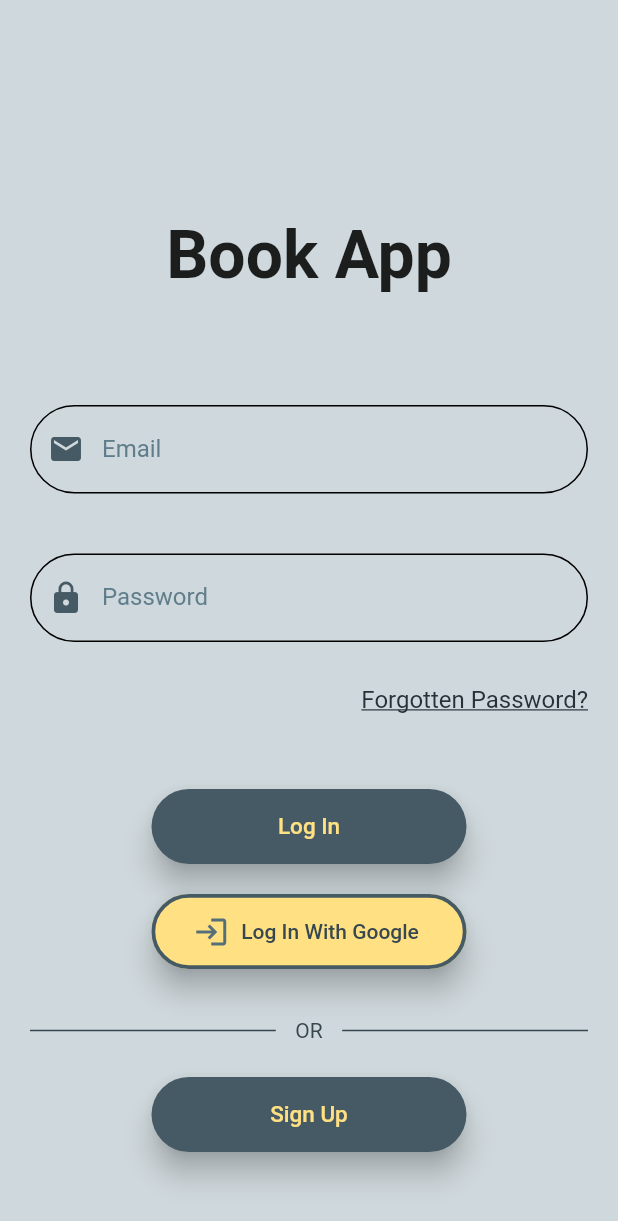
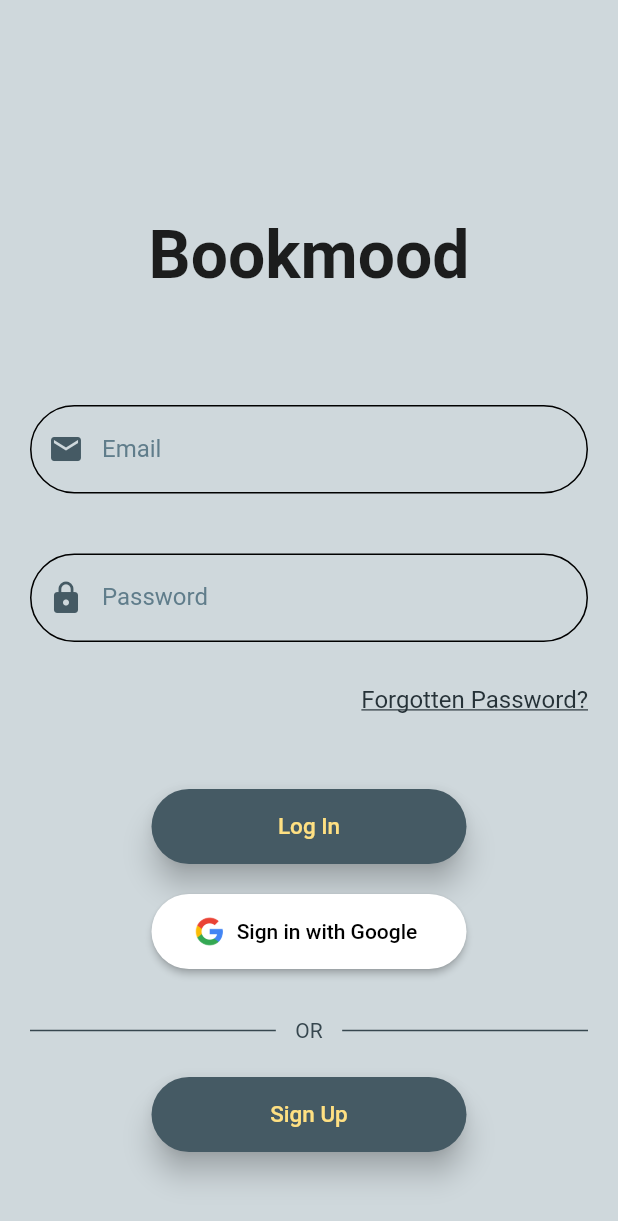
Before and after one commit to BiAksoy/bookmood, a Flutter app: the screen it shows after launch, on a phone screen of 412 x 824 dp. Shown: the top 1221 px of the screen. Run offline on Flutter 3.47's test engine with Material 2 defaults, Android fonts, the phone set to English and light mode, and no system bars; our stand-ins replace cloud_firestore, firebase_auth, firebase_core, google_fonts, google_sign_in; accounts and stored records are empty; Roboto replaces fonts that are missing (Mogra).

Commit message:
google sign in and favorite count added

```diff
--- a/lib/screens/book_list_page.dart
+++ b/lib/screens/book_list_page.dart
@@ -157,7 +157,8 @@ class _BooksState extends State<Books> {
                           style: GoogleFonts.courgette(
                             textStyle: const TextStyle(
                               fontSize: 34,
-                          )),
+                            ),
+                          ),
                         ),
                       ),
                     ),
@@ -192,7 +193,8 @@ class _BooksState extends State<Books> {
                                             bookData: widget.bookData,
                                             bookId: document.id),
                                       ),
-                                      ));
+                                    ),
+                                  );
                                 },
                                 bookCover: document['Picture']);
                           }).toList(),
--- a/lib/screens/log_in_page.dart
+++ b/lib/screens/log_in_page.dart
@@ -1,3 +1,4 @@
+import 'package:book_app/provider/google_sign_in_provider.dart';
 import 'package:flutter/material.dart';
 import 'package:firebase_auth/firebase_auth.dart';
 import 'package:google_fonts/google_fonts.dart';
@@ -20,6 +21,7 @@ class _LogInState extends State<LogIn> {
   final TextEditingController passwordController = TextEditingController();
   AuthService authService = AuthService();
   String errorMessage = "";
+  final provider = GoogleSignInProvider();
 
   @override
   Widget build(BuildContext context) {
@@ -41,7 +43,7 @@ class _LogInState extends State<LogIn> {
                       child: Align(
                         alignment: Alignment.center,
                         child: Text(
-                          "Book App",
+                          "Bookmood",
                           style: GoogleFonts.mogra(
                             textStyle: const TextStyle(
                                 fontSize: 44, fontWeight: FontWeight.bold),
@@ -142,26 +144,30 @@ class _LogInState extends State<LogIn> {
                   width: 250,
                   height: 50,
                   child: ElevatedButton.icon(
-                    onPressed: () {},
+                    onPressed: () async {
+                      await provider.googleLogIn().then((value) {
+                        if (provider.user == null) return;
+                        Navigator.push(
+                          context,
+                          MaterialPageRoute(
+                            builder: (context) => const CategoryPage(),
+                          ),
+                        );
+                      });
+                    },
+                    icon: Image.asset(
+                      'images/g-logo.png',
+                      height: 20,
+                    ),
+                    label: const Text(
+                      'Sign in with Google',
+                      style: TextStyle(
+                        color: Colors.black,
+                      ),
+                    ),
                     style: ElevatedButton.styleFrom(
+                      backgroundColor: Colors.white,
                       shape: const StadiumBorder(),
-                      backgroundColor: Colors.amber.shade200,
-                      side: BorderSide(
-                        color: Colors.blueGrey.shade700,
-                        width: 2.5,
-                      ),
-                      elevation: 8,
-                    ),
-                    icon: Icon(
-                      Icons.login,
-                      color: Colors.blueGrey.shade600,
-                    ),
-                    label: Text(
-                      "Log In With Google",
-                      style: TextStyle(
-                        color: Colors.blueGrey.shade800,
-                        fontSize: 14,
-                      ),
                     ),
                   ),
                 ),
--- a/lib/service/auth.dart
+++ b/lib/service/auth.dart
@@ -27,7 +27,6 @@ class AuthService {
       'name': name,
       'surname': surname,
       'email': email,
-      'password': password
     });
 
     return user.user;
--- a/pubspec.yaml
+++ b/pubspec.yaml
@@ -46,6 +46,7 @@ dependencies:
   firebase_auth: ^4.2.3
   url_launcher: ^6.1.7
   provider: ^6.0.5
+  google_sign_in: ^5.4.3
 
 dev_dependencies:
   flutter_test:
```
Also changed, not shown: lib/main.dart (+8 -3 lines), lib/model/book_model.dart (+8 -1 lines), lib/provider/book_provider.dart (+18 -2 lines), lib/provider/google_sign_in_provider.dart (added, +37 -0 lines), lib/screens/book_detail_page.dart (+26 -9 lines), lib/screens/favorites_page.dart (+18 -6 lines), images/book.jpg (deleted), images/g-logo.png (added), pubspec.lock, 1 other file. Lines whose indentation alone changed are shown as unchanged.
